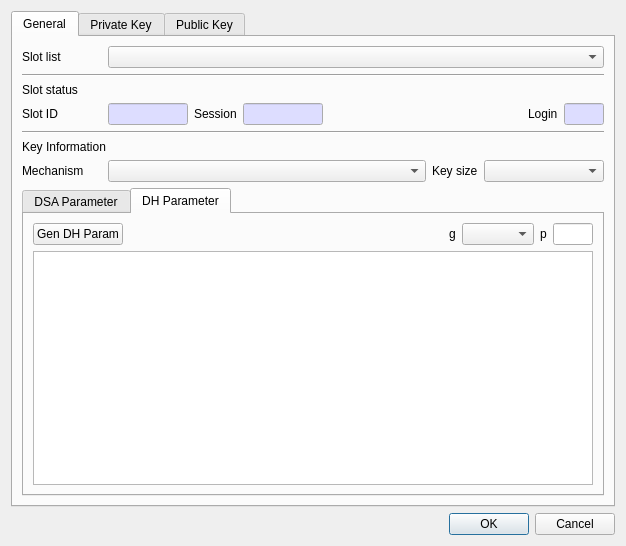
This is CryptokiMan/gen_key_pair_dlg.ui in jykim74/CryptokiMan as Qt 5 draws it before an edit. The edited form follows.
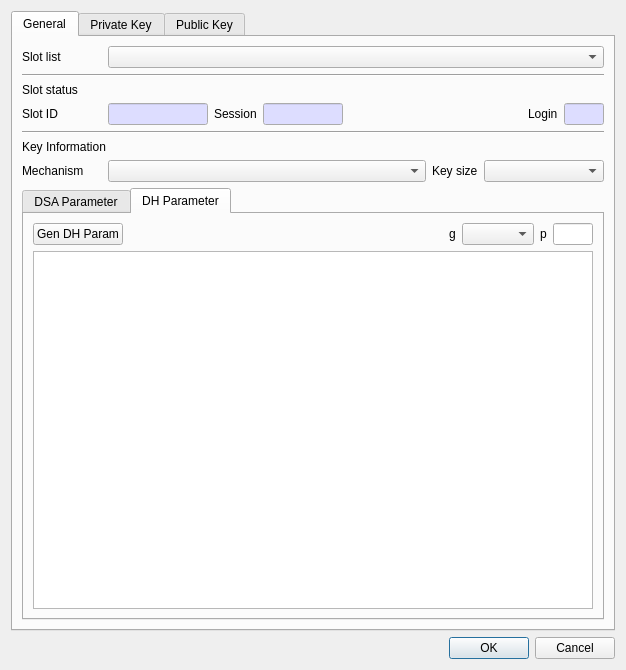
This is the edited form.

Patch:
```diff
--- a/CryptokiMan/gen_key_pair_dlg.ui
+++ b/CryptokiMan/gen_key_pair_dlg.ui
@@ -7,7 +7,7 @@
     <x>0</x>
     <y>0</y>
     <width>626</width>
-    <height>536</height>
+    <height>670</height>
    </rect>
   </property>
   <property name="windowTitle">
@@ -197,7 +197,7 @@
           <widget class="QLineEdit" name="mSlotIDText">
            <property name="maximumSize">
             <size>
-             <width>80</width>
+             <width>100</width>
              <height>16777215</height>
             </size>
            </property>
```
